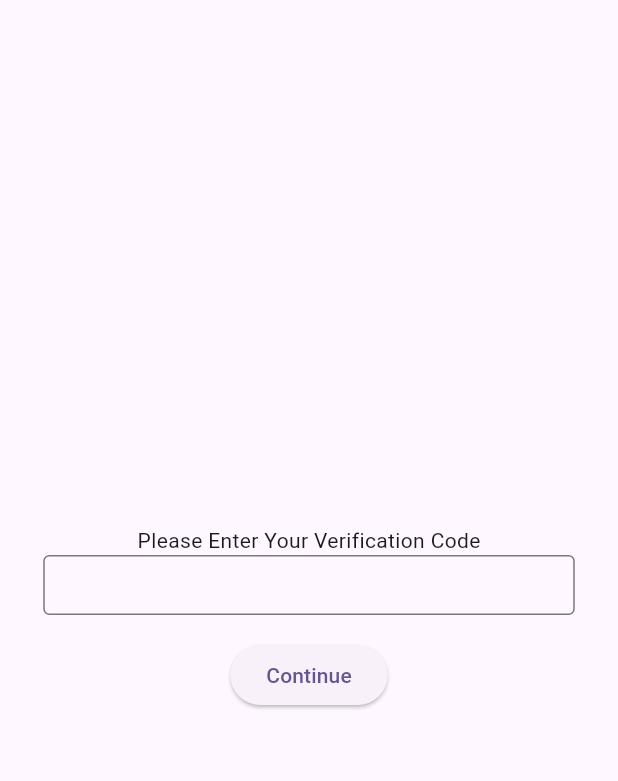
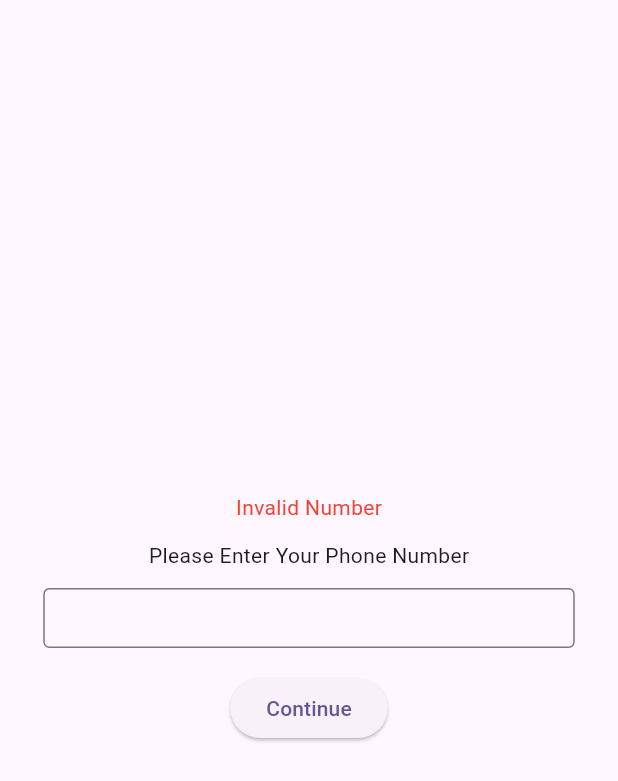
Before and after one commit to IsraelKoenigsberg/hangin-flutter, a Flutter app: the screen it shows after launch, after a tap on "Continue", on a phone screen of 412 x 824 dp. Shown: the top 781 px of the screen. Run offline on Flutter 3.47's test engine with Material 3 defaults, Android fonts, the phone set to English and light mode, and no system bars; network calls fail.

```diff
--- /dev/null
+++ b/lib/constants/app_strings.dart
@@ -0,0 +1,7 @@
+class AppStrings {
+  static const String enterNumber = "Please Enter Your Phone Number";
+  static const String continueString = "Continue";
+  static const String invalidNumberMessage = "Invalid Number";
+  static const String enterOTP = "Please Enter Your Verification Code";
+  static const String invalidOTPMessage = "Invalid Verification Code";
+}
--- a/lib/main.dart
+++ b/lib/main.dart
@@ -1,5 +1,5 @@
 import 'package:flutter/material.dart';
-import 'package:whats_up/pages/register_number.dart';
+import 'package:whats_up/pages/sign_in_folder/register_phone_number.dart';
 
 void main() {
   runApp(const MyApp());
@@ -16,7 +16,7 @@ class MyApp extends StatelessWidget {
         colorScheme: ColorScheme.fromSeed(seedColor: Colors.deepPurple),
         useMaterial3: true,
       ),
-      home: const RegisterNumber(),
+      home: const RegisterPhoneNumber(),
     );
   }
 }
--- a/lib/pages/send_code.dart
+++ /dev/null
@@ -1,83 +0,0 @@
-import 'package:flutter/material.dart';
-import 'package:http/http.dart' as http;
-
-class SendCode extends StatefulWidget {
-  final String phoneNumber;
-  const SendCode({
-    super.key,
-    required this.phoneNumber,
-  });
-
-  @override
-  State<SendCode> createState() => _TwoFactorCode();
-}
-
-class _TwoFactorCode extends State<SendCode> {
-  late String phoneNumber;
-  void initState() {
-    super.initState();
-    phoneNumber = widget.phoneNumber;
-  }
-
-  @override
-  Widget build(BuildContext context) {
-    TextEditingController codeController = TextEditingController();
-    // Get screen dimensions
-    final screenWidth = MediaQuery.of(context).size.width;
-    final screenHeight = MediaQuery.of(context).size.height;
-    return Scaffold(
-      body: Padding(
-        padding: EdgeInsets.only(
-            top: screenHeight * .05,
-            left: screenWidth * .07,
-            right: screenWidth * .07,
-            bottom: screenHeight * .05),
-        child: Center(
-          child: Column(
-            mainAxisAlignment: MainAxisAlignment.center,
-            crossAxisAlignment: CrossAxisAlignment.center,
-            children: [
-              const Text("Please Enter Your Verification Code"),
-              TextField(
-                controller: codeController,
-                keyboardType: TextInputType.phone,
-                decoration: const InputDecoration(
-                  border: OutlineInputBorder(),
-                  isDense: true,
-                  contentPadding:
-                      EdgeInsets.symmetric(vertical: 8.0, horizontal: 12.0),
-                ),
-              ),
-              const SizedBox(
-                height: 16,
-              ),
-              ElevatedButton(
-                  onPressed: () {
-                    sendReceivedCode(phoneNumber, codeController.text);
-                  },
-                  child: const Text(
-                    "Continue",
-                  ))
-            ],
-          ),
-        ),
-      ),
-    );
-  }
-
-  Future<void> sendReceivedCode(String number, String code) async {
-    print("Code");
-    print(code);
-    final String url =
-        'http://hangin-app-env.eba-hwfj6jrc.us-east-1.elasticbeanstalk.com/oauth/token?number=$number&code=$code&grant_type=password&client_id=Z3ZCYP_TwEAIuuDrLzBjFKgPU7fZey1ufiBG_QE2Rqc&client_secret=v-3Ad-QhBO-0RMJ-JT2sxYORVgknvKCeEiw_UBhNf7o';
-    final response = await http.post(
-      Uri.parse(url), // Parse the URL
-      headers: <String, String>{
-        'Content-Type': 'application/json', // Specify JSON content type
-      },
-    );
-    print("Status code and body");
-    print(response.statusCode);
-    print(response.body);
-  }
-}
--- a/lib/pages/register_number.dart
+++ b/lib/pages/sign_in_folder/register_phone_number.dart
@@ -1,23 +1,22 @@
-import 'dart:ffi';
+import 'package:flutter/material.dart';
+import 'package:http/http.dart' as http;
+import 'package:whats_up/constants/app_strings.dart';
+import 'package:whats_up/pages/sign_in_folder/authenticate_phone_number.dart';
 
-import 'package:flutter/material.dart';
-import 'dart:convert'; // For encoding data to JSON
-import 'package:http/http.dart' as http;
-import 'package:whats_up/pages/send_code.dart';
-
-class RegisterNumber extends StatefulWidget {
-  const RegisterNumber({
+class RegisterPhoneNumber extends StatefulWidget {
+  const RegisterPhoneNumber({
     super.key,
   });
 
   @override
-  State<RegisterNumber> createState() => _TwoFactorCode();
+  State<RegisterPhoneNumber> createState() => _TwoFactorCode();
 }
 
-class _TwoFactorCode extends State<RegisterNumber> {
+class _TwoFactorCode extends State<RegisterPhoneNumber> {
+  TextEditingController phoneNumberController = TextEditingController();
+  bool invalidNumber = false;
   @override
   Widget build(BuildContext context) {
-    TextEditingController phoneNumberController = TextEditingController();
     // Get screen dimensions
     final screenWidth = MediaQuery.of(context).size.width;
     final screenHeight = MediaQuery.of(context).size.height;
@@ -42,7 +41,19 @@ class _TwoFactorCode extends State<RegisterNumber> {
             mainAxisAlignment: MainAxisAlignment.center,
             crossAxisAlignment: CrossAxisAlignment.center,
             children: [
-              const Text("Please Enter Your Phone Number"),
+              if (invalidNumber) ...[
+                const Text(
+                  AppStrings.invalidNumberMessage,
+                  style: TextStyle(color: Colors.red),
+                ),
+              ],
+              const SizedBox(
+                height: 12,
+              ),
+              const Text(AppStrings.enterNumber),
+              const SizedBox(
+                height: 12,
+              ),
               TextField(
                 controller: phoneNumberController,
                 keyboardType: TextInputType.phone,
@@ -57,18 +68,20 @@ class _TwoFactorCode extends State<RegisterNumber> {
                 height: 16,
               ),
               ElevatedButton(
-                  onPressed: () {
-                    getCode(phoneNumberController);
-                    Navigator.push(
-                      context,
-                      MaterialPageRoute(
-                          builder: (context) => SendCode(
-                                phoneNumber: phoneNumberController.text,
-                              )),
-                    );
+                  onPressed: () async {
+                    final navigator = Navigator.of(context);
+                    await getCode();
+                    if (!invalidNumber) {
+                      navigator.push(
+                        MaterialPageRoute(
+                            builder: (context) => AuthenticatePhoneNumber(
+                                  phoneNumber: phoneNumberController.text,
+                                )),
+                      );
+                    }
                   },
                   child: const Text(
-                    "Continue",
+                    AppStrings.continueString,
                   ))
             ],
           ),
@@ -77,16 +90,10 @@ class _TwoFactorCode extends State<RegisterNumber> {
     );
   }
 
-  void getCode(TextEditingController phoneNumberController) async {
+  Future<void> getCode() async {
     String number = phoneNumberController.text;
-    print("Number is:");
-    print(number);
-    await send2FARequest(number);
-
-// http://hangin-app-env.eba-hwfj6jrc.us-east-1.elasticbeanstalk.com/create?number=
-  }
-
-  Future<void> send2FARequest(String number) async {
+    debugPrint("Number is:");
+    debugPrint(number);
     // Define the URL
     final String url =
         'http://hangin-app-env.eba-hwfj6jrc.us-east-1.elasticbeanstalk.com/create?number=$number';
@@ -103,16 +110,25 @@ class _TwoFactorCode extends State<RegisterNumber> {
       // Check if the request was successful
       if (response.statusCode == 204) {
         // Successfully sent the request
-        print('2FA request sent successfully!');
+        debugPrint('2FA request sent successfully!');
+        setState(() {
+          invalidNumber = false;
+        });
       } else {
         // Request failed, handle the error
-        print(
+        setState(() {
+          invalidNumber = true;
+        });
+        debugPrint(
             'Failed to send 2FA request. Status code: ${response.statusCode}');
-        print('Response body: ${response.body}');
+        debugPrint('Response body: ${response.body}');
       }
     } catch (e) {
       // Handle any exceptions that occur during the request
-      print('Error sending 2FA request: $e');
+      debugPrint('Error sending 2FA request: $e');
+      setState(() {
+        invalidNumber = true;
+      });
     }
   }
 }
```
Also changed, not shown: lib/pages/post_resquests.dart (deleted, +0 -11 lines), lib/pages/sign_in_folder/authenticate_phone_number.dart (added, +120 -0 lines).
